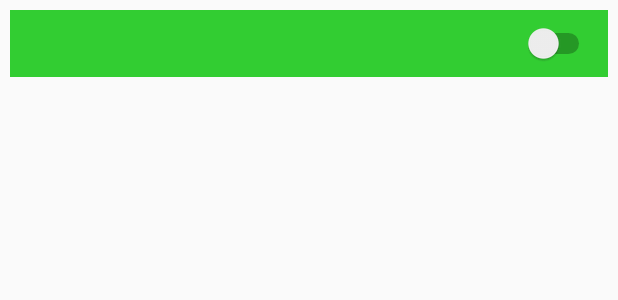
After one commit to swapnilraj/GlassBook, an Android app: the layout room_select_button.xml on its own in the app's theme, with its tools: preview values and no code run, on a phone screen of 412 x 824 dp. The commit adds this screen. Shown: the top 300 px of the screen. Run offline under Robolectric (Android 15) with nearby library versions, the phone set to English and light mode, and no system bars.

Commit message:
Added time_detail layout.

```diff
--- /dev/null
+++ b/app/src/main/res/layout/room_select_button.xml
@@ -0,0 +1,30 @@
+<?xml version="1.0" encoding="utf-8"?>
+<LinearLayout xmlns:android="http://schemas.android.com/apk/res/android"
+              android:orientation="vertical"
+              android:layout_width="match_parent"
+              android:layout_height="match_parent">
+
+    <LinearLayout
+        android:orientation="horizontal"
+        android:layout_width="match_parent"
+        android:layout_height="wrap_content"
+        android:layout_margin="3pt"
+        android:padding="4pt"
+        android:background="@color/available">
+
+        <TextView
+            android:layout_width="match_parent"
+            android:layout_height="wrap_content"
+            android:id="@+id/textView4"
+            android:textSize="20dp"
+            android:layout_weight="1"/>
+
+        <Switch
+            android:text="Switch"
+            android:layout_width="wrap_content"
+            android:layout_height="match_parent"
+            android:id="@+id/switch2"
+            android:layout_weight="1"/>
+    </LinearLayout>
+
+</LinearLayout>
```
Also changed, not shown: app/src/main/res/layout/time_detail.xml (+58 -14 lines).
